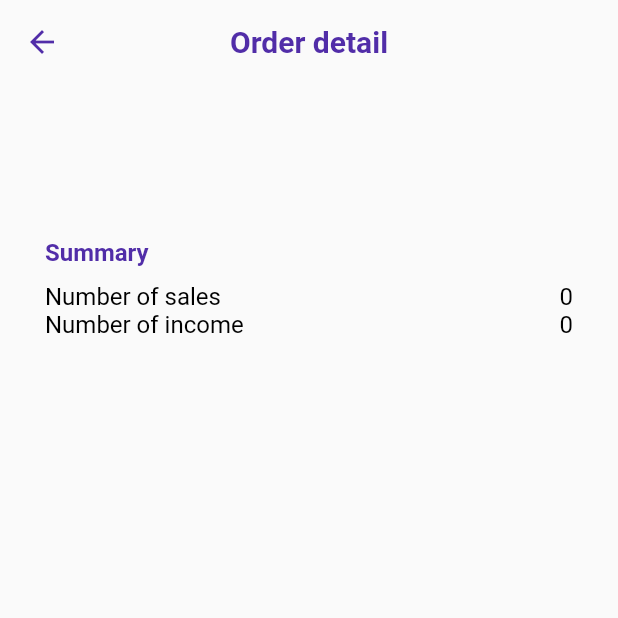
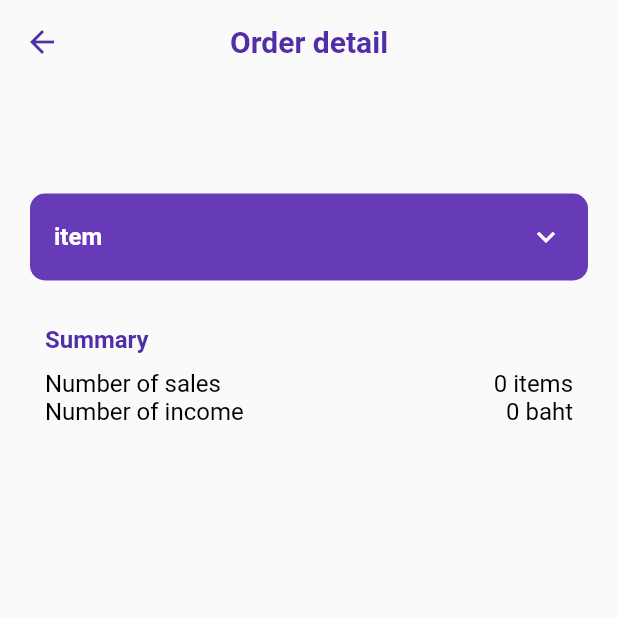
Before and after one commit to ktlyee/Stock-Management-App, a Flutter app: the orderDetail screen opened directly, on a phone screen of 412 x 824 dp, the top half of it. Run offline on Flutter 3.47's test engine with Material 2 defaults, Android fonts, the phone set to English and light mode, and no system bars; our stand-ins replace cloud_firestore, firebase_core, firebase_storage, image_picker, syncfusion_flutter_charts, syncfusion_flutter_datagrid; missing offline and left inert: ml_algo, ml_dataframe, syncfusion_flutter_core; accounts and stored records are empty.

Commit message:
[WIP] order history detail

```diff
--- a/lib/order_detail.dart
+++ b/lib/order_detail.dart
@@ -42,14 +42,6 @@ class _orderDetailState extends State<orderDetail> {
                 Container(
                   child: Container(
                     margin: EdgeInsets.only(top: 30),
-                    child: ListView.builder(
-                        shrinkWrap: true,
-                        physics: NeverScrollableScrollPhysics(),
-                        itemCount:
-                            soldItemsNotifier.currentSoldItem.products.length,
-                        itemBuilder: (context, index) {
-                          return Container(
-                            margin: EdgeInsets.only(bottom: 10),
                     decoration: BoxDecoration(
                       borderRadius: BorderRadius.circular(10),
                       color: CollectionsColors.purple,
@@ -60,31 +52,41 @@ class _orderDetailState extends State<orderDetail> {
                       title: Text("item ",
                           style: FontCollection.bodyBoldTextStyle),
                       children: [
+                        ListView.builder(
+                            shrinkWrap: true,
+                            physics: NeverScrollableScrollPhysics(),
+                            itemCount: soldItemsNotifier.currentSoldItem.products.length,
+                            itemBuilder: (context,index){
+                              final product = soldItemsNotifier.currentSoldItem.products[index];
+                              return Container(
+                                child: Column(
+                                children: [
                                   Container(
                                     padding: EdgeInsets.fromLTRB(0,20, 10,0),
                                     alignment: Alignment.centerRight,
                                     color: CollectionsColors.white,
-                                  child: Text("3",
+                                    child: Text(product["amount"].toString(),
                                       style: FontCollection.bodyBlackTextStyle,),
                                   ),
                                   Container(
                                     padding: EdgeInsets.fromLTRB(10,0,0,0),
                                     alignment: Alignment.centerLeft,
                                     color: CollectionsColors.white,
-                                  child: Text("cabbbage",
+                                    child: Text(product["name"],
                                       style: FontCollection.bodyBlackTextStyle,),
                                   ),
                                   Container(
                                     padding: EdgeInsets.fromLTRB(0,0, 10, 20),
                                     alignment: Alignment.centerRight,
                                     color: CollectionsColors.white,
-                                  child: Text("75"+" baht",
+                                    child: Text(product["totalPrice"].toString()+" baht",
                                       style: FontCollection.bodyBlackTextStyle,),
                                   ),
+                                ],),
+                              );
+                            })
                       ],
                     ),
-                          );
-                        }),
                   ),
                 ),
                 Container(
@@ -105,7 +107,7 @@ class _orderDetailState extends State<orderDetail> {
                           children: [
                             Text("Number of sales",
                               style: FontCollection.bodyBlackTextStyle,),
-                            Text(soldItemsNotifier.currentSoldItem.totalAmountSoldProducts.toString(),
+                            Text(soldItemsNotifier.currentSoldItem.totalAmountSoldProducts.toString()+" items",
                               style: FontCollection.bodyBlackTextStyle,
                               textAlign: TextAlign.end,
                             ),
@@ -120,7 +122,7 @@ class _orderDetailState extends State<orderDetail> {
                           children: [
                             Text("Number of income",
                               style: FontCollection.bodyBlackTextStyle,),
-                            Text(soldItemsNotifier.currentSoldItem.totalIncome.toString(),
+                            Text(soldItemsNotifier.currentSoldItem.totalIncome.toString()+" baht",
                               style: FontCollection.bodyBlackTextStyle,
                               textAlign: TextAlign.end,
                             ),
```
Lines whose indentation alone changed are shown as unchanged.
